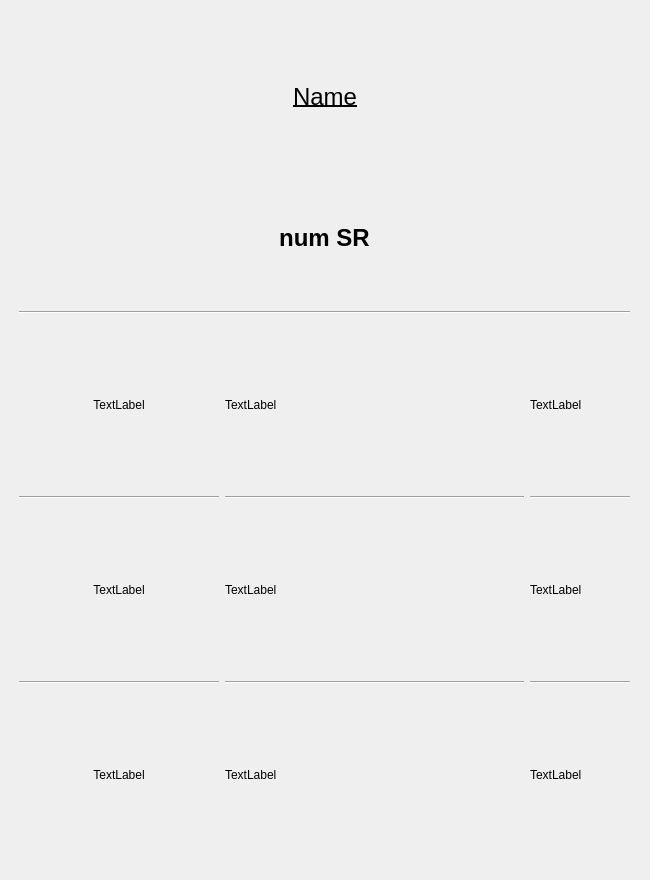
First picture: the form in QFleet/ListPrinter/qfp_strategycard.ui, repository RexOdonata/QFleet, before the edit.
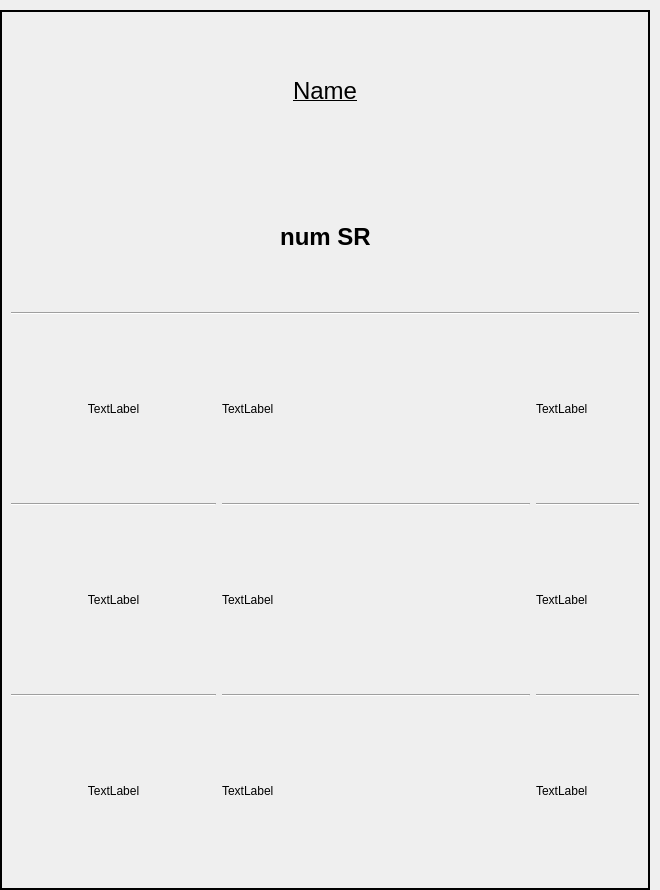
Second picture: the form after the edit.

```diff
--- a/QFleet/ListPrinter/qfp_strategycard.ui
+++ b/QFleet/ListPrinter/qfp_strategycard.ui
@@ -6,22 +6,33 @@
    <rect>
     <x>0</x>
     <y>0</y>
-    <width>650</width>
-    <height>880</height>
+    <width>660</width>
+    <height>890</height>
    </rect>
   </property>
   <property name="windowTitle">
    <string>QFP_StrategyCard</string>
   </property>
-  <widget class="QWidget" name="verticalLayoutWidget">
+  <widget class="QFrame" name="frame">
    <property name="geometry">
     <rect>
-     <x>19</x>
-     <y>29</y>
-     <width>611</width>
-     <height>831</height>
+     <x>0</x>
+     <y>10</y>
+     <width>650</width>
+     <height>880</height>
     </rect>
    </property>
+   <property name="frameShape">
+    <enum>QFrame::Box</enum>
+   </property>
+   <property name="frameShadow">
+    <enum>QFrame::Plain</enum>
+   </property>
+   <property name="lineWidth">
+    <number>2</number>
+   </property>
+   <layout class="QGridLayout" name="gridLayout_2">
+    <item row="0" column="0">
    <layout class="QVBoxLayout" name="verticalLayout" stretch="1,1,0,4">
     <item>
      <layout class="QHBoxLayout" name="horizontalLayout_2">
@@ -83,7 +94,7 @@
        </spacer>
       </item>
       <item>
-       <widget class="QLabel" name="label_12">
+         <widget class="QLabel" name="srLabel">
         <property name="font">
          <font>
           <pointsize>18</pointsize>
@@ -260,6 +271,8 @@
          <enum>Qt::Horizontal</enum>
         </property>
        </widget>
+        </item>
+       </layout>
       </item>
      </layout>
     </item>
```
Lines whose indentation alone changed are shown as unchanged.
